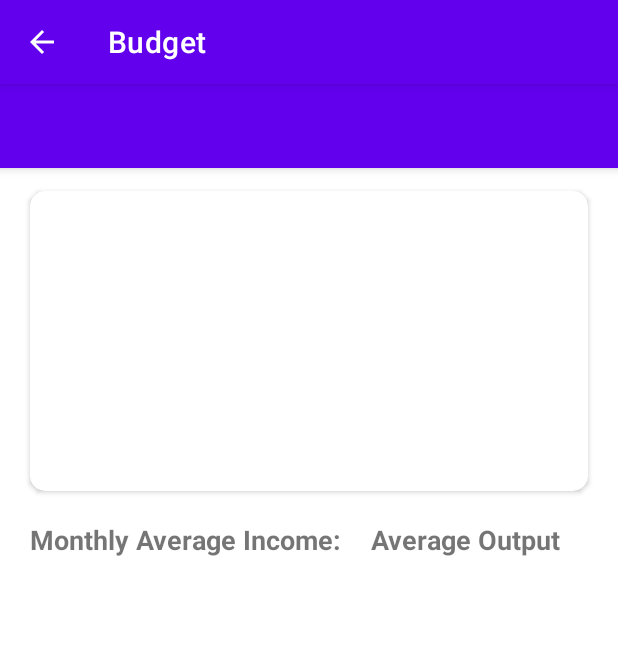
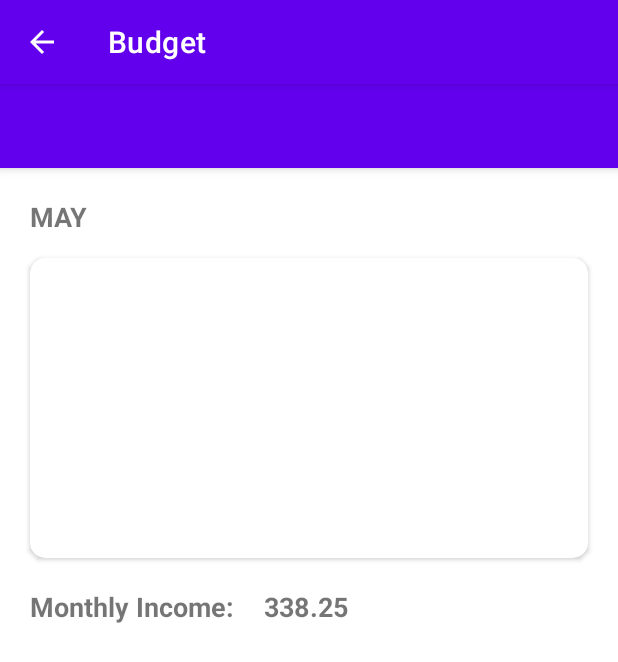
Before and after one commit to MackenzieNelson/Capstone---ServiceSolutions-TipTracker, an Android app: the BudgetActivity screen opened directly, with no data from a screen before it, on a phone screen of 412 x 824 dp. Shown: the top 662 px of the screen. Run offline under Robolectric (Android 15) with nearby library versions, the phone set to English and light mode, and no system bars; plain views replace PieChart.

Commit message:
[finishes | delivers #181916637] Can see total monthly budget on budget activity

```diff
--- a/app/src/main/java/edu/cvtc/servicesolutions/tip_tracker/BudgetActivity.java
+++ b/app/src/main/java/edu/cvtc/servicesolutions/tip_tracker/BudgetActivity.java
@@ -14,25 +14,86 @@ import androidx.appcompat.widget.Toolbar;
 import androidx.loader.app.LoaderManager;
 import androidx.loader.content.Loader;
 
+import java.text.ParseException;
+import java.text.SimpleDateFormat;
+import java.util.Calendar;
+import java.util.Date;
 import java.util.List;
+import java.util.Locale;
 
 public class BudgetActivity extends AppCompatActivity {
 
     private OpenHelper mDbOpenHelper;
     public static final int LOADER_EXPENSES = 0;
-    public List<IncomeInfo> income = IncomeDataManager.getInstance().getmIncome();
-    private TextView averageIncomeOutput;
+    public List<IncomeInfo> income = IncomeDataManager.getInstance().getIncome();
+    private TextView incomeOutput;
+    private TextView currentMonth;
+    private String currentMonthString;
+    private double totalIncome = 0;
+    SimpleDateFormat formatter = new SimpleDateFormat("dd-MMM-yyyy", Locale.ENGLISH);
+    Date currentTime = Calendar.getInstance().getTime();
 
     @Override
     protected void onCreate(Bundle savedInstanceState) {
         super.onCreate(savedInstanceState);
         setContentView(R.layout.activity_budget);
-//        Toolbar toolbar = (Toolbar) findViewById(R.id.toolBar);
-//        setSupportActionBar(toolbar);
-        Log.d("abc", String.valueOf(income));
-        averageIncomeOutput = findViewById(R.id.monthly_average_output);
+        mDbOpenHelper = new OpenHelper(this);
+        IncomeDataManager.loadFromDatabase(mDbOpenHelper);
 
+        for (int i = 0; i < income.size(); i++) {
+            // Calander uses 0-11 for months instead on 1-12
+            int currentMonth = (currentTime.getMonth()) + 1;
+            String date = income.get(i).getDate();
+            currentMonthString = getMonthFormat(currentMonth);
+            if (date != null) {
+                Log.d("abc", date);
+                Log.d("abc", String.valueOf(currentTime));
+                Log.d("abc", String.valueOf(date.contains(currentMonthString)));
+                if (date.contains(currentMonthString)) {
+                    double hoursWorked = income.get(i).getHoursWorked();
+                    double hourlyRate = income.get(i).getHourlyWage();
+                    double cashAmount = income.get(i).getCashTip();
+                    double creditAmount = income.get(i).getCreditTip();
+                    double hourlyAmount = hoursWorked * hourlyRate;
+                    totalIncome += cashAmount + creditAmount + hourlyAmount;
+                }
+            }
+        }
 
+        incomeOutput = findViewById(R.id.monthly_average_output);
+        currentMonth = findViewById(R.id.current_month);
+        currentMonth.setText(currentMonthString);
+        incomeOutput.setText((String.valueOf(totalIncome)));
 
     }
+
+    private String getMonthFormat(int month) {
+        if(month == 1)
+            return "JAN";
+        if(month == 2)
+            return "FEB";
+        if(month == 3)
+            return "MAR";
+        if(month == 4)
+            return "APRIL";
+        if(month == 5)
+            return "MAY";
+        if(month == 6)
+            return "JUNE";
+        if(month == 7)
+            return "JULY";
+        if(month == 8)
+            return "AUG";
+        if(month == 9)
+            return "SEPT";
+        if(month == 10)
+            return "OCT";
+        if(month == 11)
+            return "NOV";
+        if(month == 12)
+            return "DEC";
+        // default should never need it
+        return "JAN";
+    }
+
 }
--- a/app/src/main/java/edu/cvtc/servicesolutions/tip_tracker/DataWorker.java
+++ b/app/src/main/java/edu/cvtc/servicesolutions/tip_tracker/DataWorker.java
@@ -39,7 +39,7 @@ public class DataWorker {
     }
 
     public void insertIncomes() {
-        insertIncome(2.33, 25, 180, 100, "05-08-2022");
+        insertIncome(2.33, 25, 180, 100, "MAY 08-2022");
     }
 
     private void insertExpense(String expenseName, String expenseAmount) {
--- a/app/src/main/java/edu/cvtc/servicesolutions/tip_tracker/IncomeDataManager.java
+++ b/app/src/main/java/edu/cvtc/servicesolutions/tip_tracker/IncomeDataManager.java
@@ -2,6 +2,7 @@ package edu.cvtc.servicesolutions.tip_tracker;
 
 import android.database.Cursor;
 import android.database.sqlite.SQLiteDatabase;
+import android.util.Log;
 
 import java.util.ArrayList;
 import java.util.List;
@@ -20,7 +21,7 @@ public class IncomeDataManager {
         return ourInstance;
     }
 
-    public List<IncomeInfo> getmIncome() { return mIncome; }
+    public List<IncomeInfo> getIncome() { return mIncome; }
 
     private static void loadIncomeFromDatabase(Cursor cursor){
         int listHourlyRatePosition = cursor.getColumnIndex(InfoEntry.COLUMN_HOURLY_RATE);
@@ -46,6 +47,7 @@ public class IncomeDataManager {
 
             dm.mIncome.add(list);
         }
+        Log.d("xxx", String.valueOf(dm.mIncome));
         cursor.close();
     }
 
--- a/app/src/main/res/layout/activity_budget.xml
+++ b/app/src/main/res/layout/activity_budget.xml
@@ -20,7 +20,18 @@
             app:titleTextColor="@color/white"/>
 
     </com.google.android.material.appbar.AppBarLayout>
-
+    <TextView
+        android:id="@+id/current_month"
+        android:layout_width="wrap_content"
+        android:layout_height="wrap_content"
+        android:layout_marginTop="20dp"
+        android:layout_marginLeft="20dp"
+        android:text="Month"
+        android:textSize="18sp"
+        android:textStyle="bold"
+        app:layout_constraintStart_toStartOf="parent"
+        app:layout_constraintTop_toBottomOf="@+id/appBarLayout"
+        />
     <androidx.cardview.widget.CardView
         android:id="@+id/cardViewGraph"
         android:layout_width="match_parent"
@@ -31,7 +42,7 @@
         android:elevation="10dp"
         app:cardCornerRadius="10dp"
         app:layout_constraintStart_toStartOf="parent"
-        app:layout_constraintTop_toBottomOf="@+id/appBarLayout"
+        app:layout_constraintTop_toBottomOf="@+id/current_month"
         >
         <LinearLayout
             android:layout_width="match_parent"
@@ -58,7 +69,7 @@
         android:layout_width="wrap_content"
         android:layout_height="wrap_content"
         android:layout_marginTop="20dp"
-        android:text="Monthly Average Income:"
+        android:text="Monthly Income:"
         android:textSize="18sp"
         android:textStyle="bold"
         app:layout_constraintStart_toStartOf="@+id/cardViewGraph"
```
Also changed, not shown: app/src/main/java/edu/cvtc/servicesolutions/tip_tracker/IncomeActivity.java (+4 -17 lines).
